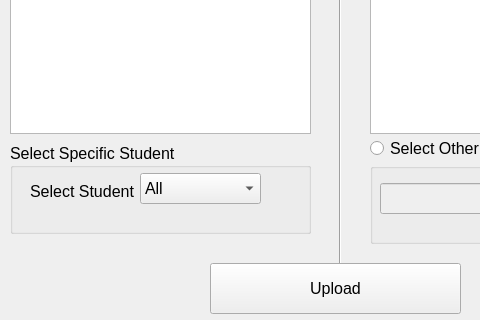
Above: uploadfile.ui from dkithmal/BinduProjectTeacher before the change; both pictures show x 0 to 480 and y 267 to 587 of the 707 by 587 pixel window. Below: the same form after it.
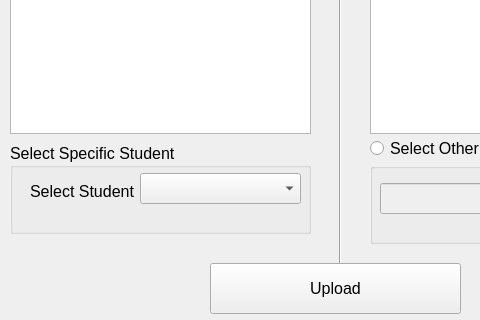
That is the form after the change.

Diff of the .ui file:
```diff
--- a/uploadfile.ui
+++ b/uploadfile.ui
@@ -165,15 +165,10 @@
      <rect>
       <x>130</x>
       <y>30</y>
-      <width>121</width>
+      <width>161</width>
       <height>31</height>
      </rect>
     </property>
-    <item>
-     <property name="text">
-      <string>All</string>
-     </property>
-    </item>
    </widget>
   </widget>
   <widget class="QPushButton" name="pBUpload">
```
